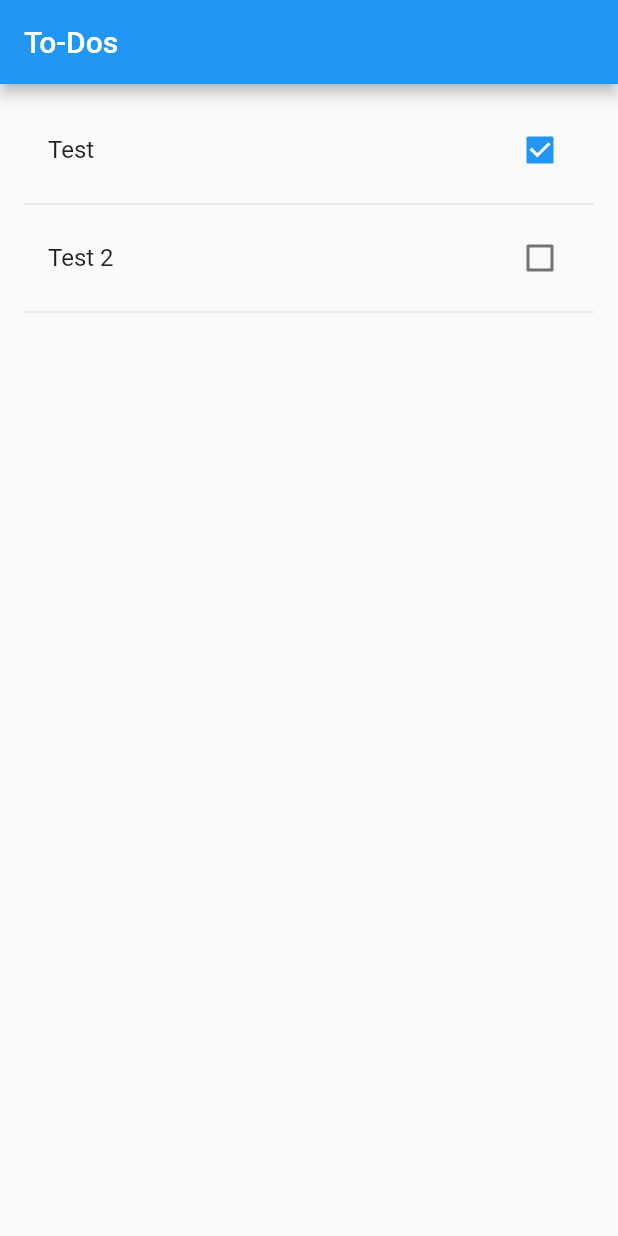
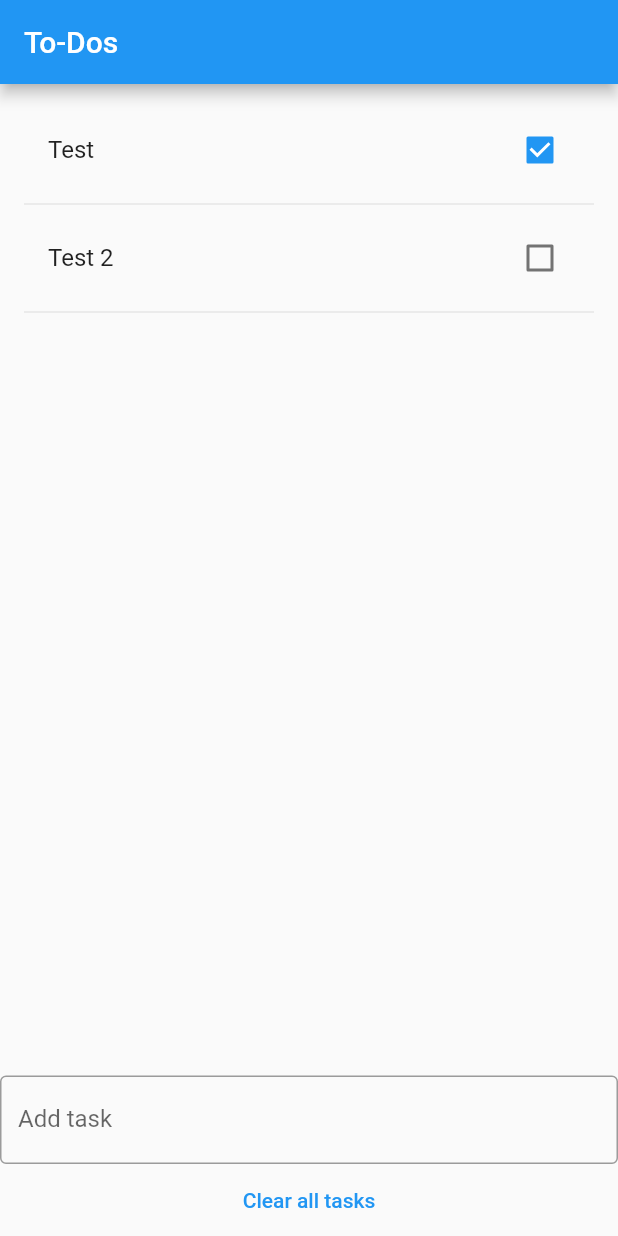
Before and after one commit to keller-mark/compsci279r-hw2, a Flutter app: the screen it shows after launch, on a phone screen of 412 x 824 dp. Run offline on Flutter 3.47's test engine with Material 2 defaults, Android fonts, the phone set to English and light mode, and no system bars.

Commit message:
Working features

```diff
--- a/lib/main.dart
+++ b/lib/main.dart
@@ -6,6 +6,13 @@ void main() {
 }
 
 class TodoItem extends StatelessWidget {
+
+  final Function(int, bool) setChecked;
+  final int id;
+  final String title;
+  final String created;
+  final bool isChecked;
+
   const TodoItem({
     super.key,
     required this.id,
@@ -15,18 +22,14 @@ class TodoItem extends StatelessWidget {
     required this.setChecked,
   });
 
-  final Function(int, bool) setChecked;
-  final int id;
-  final String title;
-  final String created;
-  final bool isChecked;
-
   @override
   Widget build(BuildContext context) {
     return CheckboxListTile(
       title: Text(this.title),
       value: this.isChecked,
       onChanged: (bool? value) {
+        // Call the parent's setChecked callback function.
+        // Reference: https://stackoverflow.com/a/51778268
         this.setChecked(this.id, value!);
       },
     );
@@ -43,30 +46,77 @@ class TodoList extends StatefulWidget {
 
 class _TodoListState extends State<TodoList> {
 
+  // Reference: https://stackoverflow.com/a/63458217
   List<Task> _myTasks = <Task>[];
+  late TextEditingController _controller;
 
   @override
   void initState() {
     super.initState();
-    print("Init state");
+    _controller = TextEditingController();
     _myTasks.add(new Task(id: 0, title: "Test", created: DateTime.now(), isChecked: true));
     _myTasks.add(new Task(id: 1, title: "Test 2", created: DateTime.now(), isChecked: false));
   }
 
   @override
+  void dispose() {
+    _controller.dispose();
+    super.dispose();
+  }
+
+  @override
   Widget build(BuildContext context) {
-    print("build");
-    return ListView.builder(
+    return Column(
+      children: <Widget>[
+        Expanded(
+          child: ListView.builder(
             padding: const EdgeInsets.all(16.0),
+            // Specify the number of items that are possible to render.
+            // Multiply by two because we want to include dividers in between.
             itemCount: _myTasks.length * 2,
+            // Define how each item is rendered.
             itemBuilder: (context, i) {
+              // If odd, render divider.
               if(i.isOdd) return const Divider();
-        print("build item");
+              // Otherwise, render a task item with label/checkbox.
+              // Divide by two to get a list item index.
               final index = i ~/ 2;
               final data = _myTasks[index];
+              // Return a TodoItem widget.
               return TodoItem(id: data.id!, title: data.title!, created: "Now", isChecked: data.isChecked!, setChecked: _setChecked);
             }
+          )
+        ),
+        TextField(
+          controller: _controller,
+          decoration: InputDecoration(
+            border: OutlineInputBorder(),
+            labelText: 'Add task',
+          ),
+          onSubmitted: (String value) async {
+            _addTask(value);
+            _controller.text = "";
+          }
+        ),
+        Center(
+          child: TextButton(
+            onPressed: () {
+              setState(() {
+                _myTasks = <Task>[];
+              });
+            },
+            child: Text('Clear all tasks'),
+          )
+        )
+      ]
     );
+  }
+
+  _addTask(String title) {
+    _myTasks.add(new Task(id: _myTasks.length, title: title, created: DateTime.now(), isChecked: false));
+    setState(() {
+      _myTasks = _myTasks;
+    });
   }
 
   _setChecked(int id, bool isChecked) {
@@ -81,8 +131,6 @@ class _TodoListState extends State<TodoList> {
   }
 
 }
-
-
 
 
 /* A flutter app is a "widget" */
```
Lines whose indentation alone changed are shown as unchanged.
